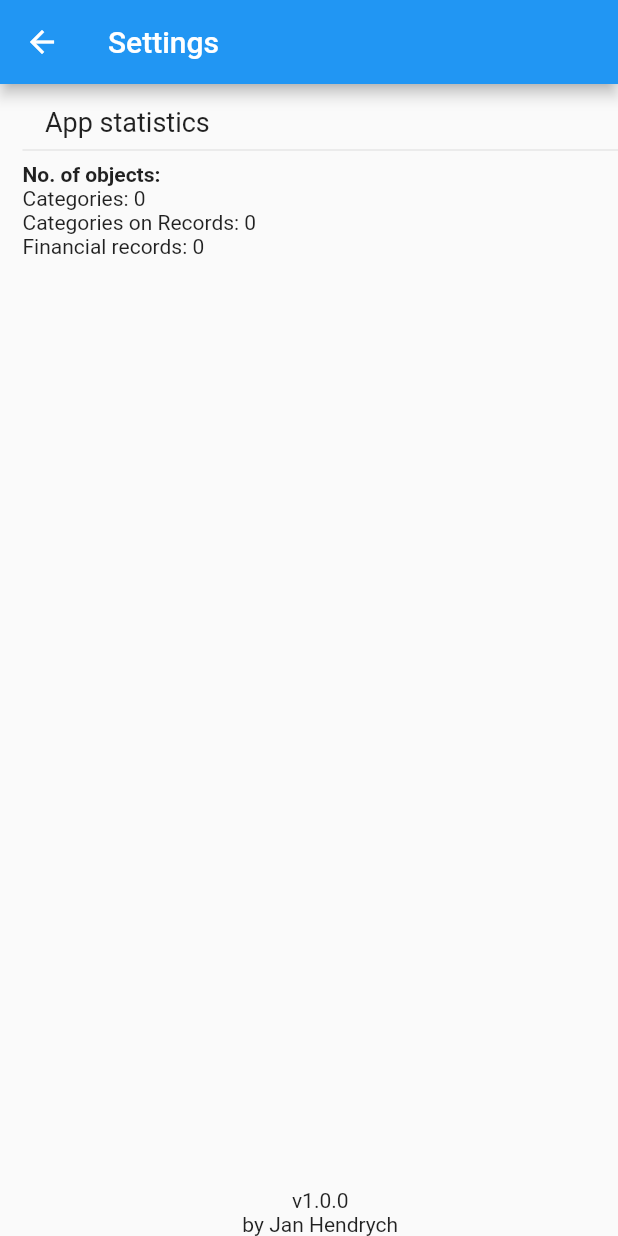
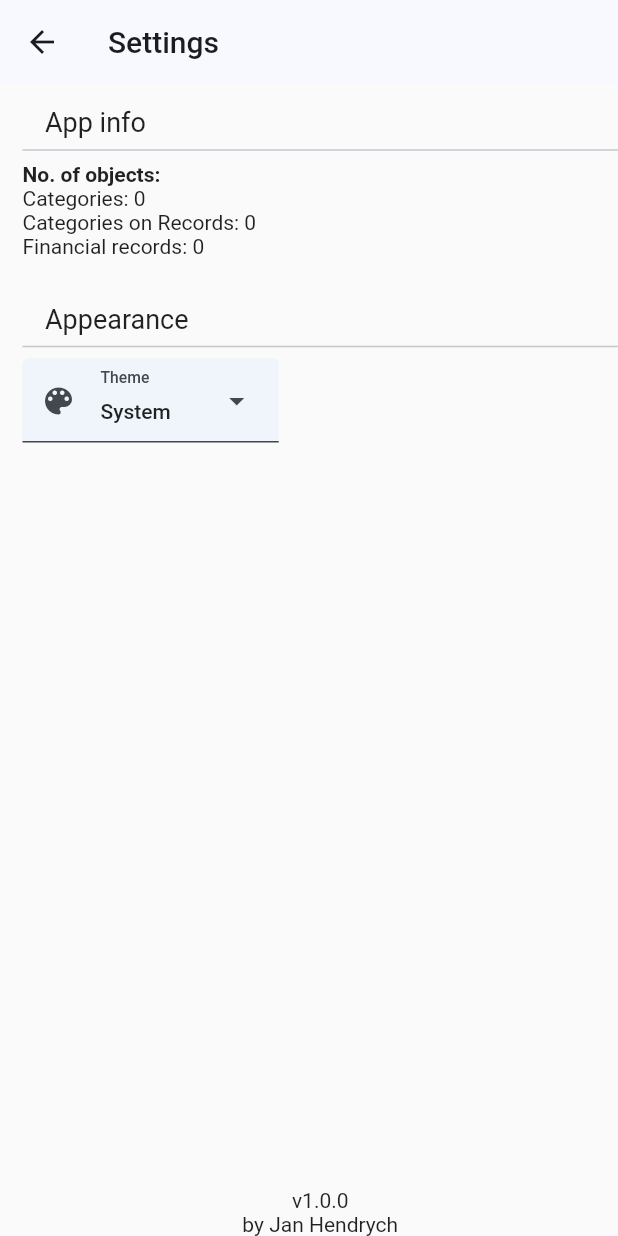
Before and after one commit to hendrychjan/connie, a Flutter app: the SettingsPage screen opened directly, on a phone screen of 412 x 824 dp. Run offline on Flutter 3.47's test engine with Material 2 defaults, Android fonts, the phone set to English and light mode, and no system bars; our stand-ins replace flutter_colorpicker, get, hive, hive_flutter, package_info_plus; missing offline and left inert: bson; accounts and stored records are empty.

Commit message:
Provide an option to change the theme in settings

```diff
--- a/lib/main.dart
+++ b/lib/main.dart
@@ -1,5 +1,6 @@
 import 'package:connie/getx/app_controller.dart';
 import 'package:connie/services/init_service.dart';
+import 'package:connie/ui/local_theme.dart';
 import 'package:flutter/material.dart';
 import 'package:get/get.dart';
 
@@ -10,6 +11,8 @@ void main() async {
     GetMaterialApp(
       title: 'Connie',
       home: AppController.to.firstPage,
+      theme: LocalTheme.defaultTheme,
+      darkTheme: LocalTheme.defaultDarkTheme,
     ),
   );
 }
--- a/lib/pages/settings_page.dart
+++ b/lib/pages/settings_page.dart
@@ -1,4 +1,6 @@
 import 'package:connie/getx/app_controller.dart';
+import 'package:connie/ui/local_theme.dart';
+import 'package:connie/widgets/common/form/form_field_dropdown.dart';
 import 'package:flutter/material.dart';
 import 'package:hive_flutter/hive_flutter.dart';
 
@@ -19,16 +21,41 @@ class _SettingsPageState extends State<SettingsPage> {
       body: Padding(
         padding: const EdgeInsets.only(left: 15),
         child: Column(
+          children: [
+            const Expanded(
+              child: Column(
                 crossAxisAlignment: CrossAxisAlignment.start,
                 children: [
-            const Padding(
-              padding: EdgeInsets.only(left: 15, top: 15),
-              child: Text(
-                "App statistics",
-                style: TextStyle(fontSize: 18),
+                  _SectionHeader(title: "App info"),
+                  _AppStatisticsSection(),
+                  _SectionHeader(title: "Appearance"),
+                  _AppearanceSection(),
+                ],
               ),
             ),
-            const Divider(),
+            Center(
+              child: Text(
+                "v${AppController.to.appVersion}\nby Jan Hendrych",
+                textAlign: TextAlign.center,
+              ),
+            ),
+          ],
+        ),
+      ),
+    );
+  }
+}
+
+class _AppStatisticsSection extends StatelessWidget {
+  const _AppStatisticsSection();
+
+  @override
+  Widget build(BuildContext context) {
+    return Padding(
+      padding: const EdgeInsets.only(bottom: 15),
+      child: Column(
+        crossAxisAlignment: CrossAxisAlignment.start,
+        children: [
           const Text(
             "No. of objects:",
             style: TextStyle(fontWeight: FontWeight.bold),
@@ -52,17 +79,73 @@ class _SettingsPageState extends State<SettingsPage> {
                 ],
               );
             },
-            ),
-            Expanded(child: Container()),
-            Center(
-              child: Text(
-                "v${AppController.to.appVersion}\nby Jan Hendrych",
-                textAlign: TextAlign.center,
-              ),
-            ),
+          )
         ],
-        ),
       ),
     );
   }
 }
+
+class _AppearanceSection extends StatefulWidget {
+  const _AppearanceSection();
+
+  @override
+  State<_AppearanceSection> createState() => __AppearanceSectionState();
+}
+
+class __AppearanceSectionState extends State<_AppearanceSection> {
+  final _themeController = TextEditingController();
+
+  @override
+  Widget build(BuildContext context) {
+    return Column(
+      crossAxisAlignment: CrossAxisAlignment.start,
+      children: [
+        FormFieldDropdown(
+          hint: "Theme",
+          icon: const Icon(Icons.color_lens),
+          initialSelection:
+              AppController.to.hiveService.preferencesBox.get("theme"),
+          controller: _themeController,
+          items: const [
+            DropdownMenuEntry(value: "system", label: "System"),
+            DropdownMenuEntry(value: "dark", label: "Dark"),
+            DropdownMenuEntry(value: "light", label: "Light"),
+          ],
+          onSelected: (val) {
+            AppController.to.hiveService.preferencesBox
+                .put("theme", _themeController.text);
+            LocalTheme.changeThemeMode(_themeController.text);
+          },
+        )
+      ],
+    );
+  }
+}
+
+class _SectionHeader extends StatefulWidget {
+  final String title;
+  const _SectionHeader({required this.title});
+
+  @override
+  State<_SectionHeader> createState() => __SectionHeaderState();
+}
+
+class __SectionHeaderState extends State<_SectionHeader> {
+  @override
+  Widget build(BuildContext context) {
+    return Column(
+      crossAxisAlignment: CrossAxisAlignment.start,
+      children: [
+        Padding(
+          padding: const EdgeInsets.only(left: 15, top: 15),
+          child: Text(
+            widget.title,
+            style: const TextStyle(fontSize: 18),
+          ),
+        ),
+        const Divider(),
+      ],
+    );
+  }
+}
--- a/lib/services/init_service.dart
+++ b/lib/services/init_service.dart
@@ -6,6 +6,8 @@ import 'package:connie/objects/financial_record.dart';
 import 'package:connie/objects/income.dart';
 import 'package:connie/pages/first_time_setup_page.dart';
 import 'package:connie/pages/home_page.dart';
+import 'package:connie/ui/local_theme.dart';
+import 'package:flutter/material.dart';
 import 'package:get/get.dart';
 import 'package:hive_flutter/adapters.dart';
 import 'package:package_info_plus/package_info_plus.dart';
@@ -17,11 +19,11 @@ class InitService {
     await _initControllerServices();
     await _initControllerFields();
     await _initAppInfo();
+    _initAppTheme();
   }
 
-  static Future<void> _initAppInfo() async {
-    PackageInfo pi = await PackageInfo.fromPlatform();
-    AppController.to.appVersion = pi.version;
+  static void _registerGetxSingletons() {
+    Get.put(AppController());
   }
 
   static Future<void> _initHive() async {
@@ -32,10 +34,6 @@ class InitService {
     Hive.registerAdapter(FinancialRecordAdapter());
     Hive.registerAdapter(ExpenseAdapter());
     Hive.registerAdapter(IncomeAdapter());
-  }
-
-  static void _registerGetxSingletons() {
-    Get.put(AppController());
   }
 
   static Future<void> _initControllerServices() async {
@@ -60,4 +58,24 @@ class InitService {
     AppController.to.weeklyRecords.addAll(await FinancialRecord.getThisWeek());
     AppController.to.weeklyRecordsHook();
   }
+
+  static Future<void> _initAppInfo() async {
+    PackageInfo pi = await PackageInfo.fromPlatform();
+    AppController.to.appVersion = pi.version;
+  }
+
+  static void _initAppTheme() {
+    // Set the previously selected theme
+    if (!AppController.to.hiveService.preferencesBox.containsKey("theme")) {
+      // If it has never been previously set, initialize it with the default
+      // -> system mode
+      AppController.to.hiveService.preferencesBox.put("theme", "system");
+      Get.changeThemeMode(ThemeMode.system);
+      return;
+    }
+
+    String theme =
+        AppController.to.hiveService.preferencesBox.get("theme") ?? "";
+    LocalTheme.changeThemeMode(theme);
+  }
 }
--- a/lib/ui/local_theme.dart
+++ b/lib/ui/local_theme.dart
@@ -1,4 +1,5 @@
 import 'package:flutter/material.dart';
+import 'package:get/get.dart';
 
 class LocalTheme {
   static get defaultTheme => _buildTheme();
@@ -19,6 +20,16 @@ class LocalTheme {
     String radixString = "FF${color.substring(1)}";
     int? intColor = int.tryParse(radixString, radix: 16);
     return Color(intColor ?? 0xFFFFFFFF);
+  }
+
+  static void changeThemeMode(String theme) {
+    if (theme == "light") {
+      Get.changeThemeMode(ThemeMode.light);
+    } else if (theme == "dart") {
+      Get.changeThemeMode(ThemeMode.dark);
+    } else {
+      Get.changeThemeMode(ThemeMode.system);
+    }
   }
 
   static ThemeData _buildTheme() {
--- /dev/null
+++ b/lib/widgets/common/form/form_field_dropdown.dart
@@ -0,0 +1,46 @@
+import 'package:flutter/material.dart';
+import 'package:get/get.dart';
+
+class FormFieldDropdown extends StatefulWidget {
+  final String hint;
+  final Icon? icon;
+  final dynamic initialSelection;
+  final TextEditingController controller;
+  final List<DropdownMenuEntry> items;
+  final Function? onSelected;
+  const FormFieldDropdown({
+    super.key,
+    required this.hint,
+    required this.initialSelection,
+    required this.controller,
+    required this.items,
+    this.icon,
+    this.onSelected,
+  });
+
+  @override
+  State<FormFieldDropdown> createState() => _FormFieldDropdownState();
+}
+
+class _FormFieldDropdownState extends State<FormFieldDropdown> {
+  @override
+  Widget build(BuildContext context) {
+    return DropdownMenu(
+      initialSelection: widget.initialSelection,
+      dropdownMenuEntries: widget.items,
+      inputDecorationTheme: InputDecorationTheme(
+        fillColor: Get.theme.primaryColor.withOpacity(0.05),
+        filled: true,
+      ),
+      label: Text(widget.hint),
+      leadingIcon: widget.icon,
+      onSelected: (value) {
+        widget.controller.text = value.toString();
+
+        if (widget.onSelected != null) {
+          widget.onSelected!(value);
+        }
+      },
+    );
+  }
+}
```
Lines whose indentation alone changed are shown as unchanged.
